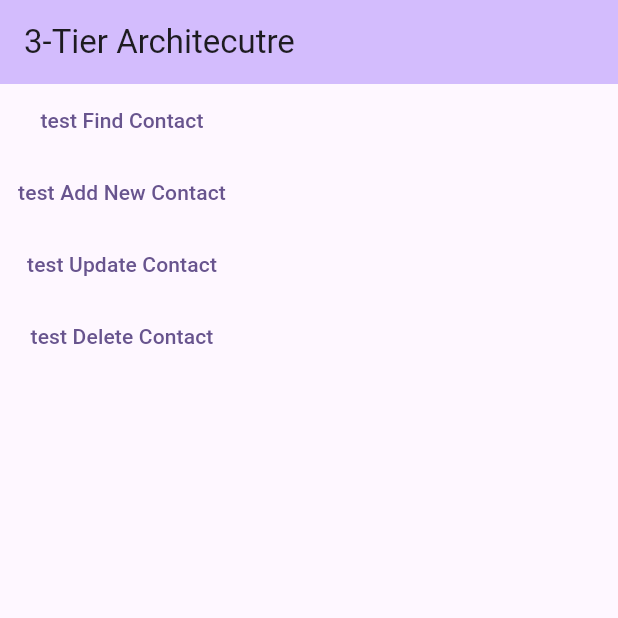
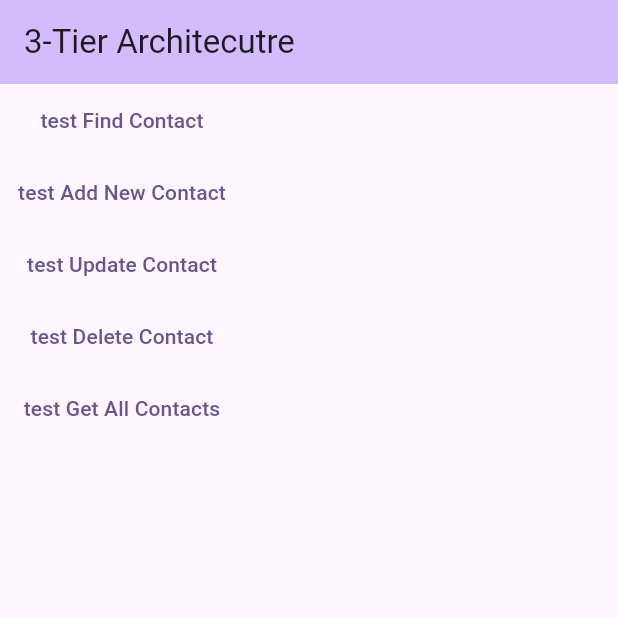
Before and after one commit to engIbrahemQruea/Backend-Database-Architecture, a Flutter app: the screen it shows after launch, on a phone screen of 412 x 824 dp, the top half of it. Run offline on Flutter 3.47's test engine with Material 3 defaults, Android fonts, the phone set to English and light mode, and no system bars; our stand-ins replace sqflite, sqflite_common_ffi; accounts and stored records are empty.

Commit message:
add: 015_ List Contacts

```diff
--- a/database_connectivity/lib/business_logic_layer/business_logic_model.dart
+++ b/database_connectivity/lib/business_logic_layer/business_logic_model.dart
@@ -128,4 +128,9 @@ class BusinessLogicModel {
     int rowsAffected = await DataAccessModel.deleteContact(contactID);
     return rowsAffected > 0;
   }
+
+  static Future<List<BusinessLogicModel>> getAllContacts() async {
+    final dataList = await DataAccessModel.getAllContacts();
+    return dataList.map((data) => BusinessLogicModel.fromMap(data)).toList();
+  }
 }
--- a/database_connectivity/lib/data_access_layer/data_access.dart
+++ b/database_connectivity/lib/data_access_layer/data_access.dart
@@ -102,4 +102,14 @@ class DataAccessModel {
       return 0;
     }
   }
+
+  static Future<List<Map<String, dynamic>>> getAllContacts() async {
+    try {
+      final db = await getDatabase;
+      return await db.query('Contacts');
+    } catch (e) {
+      print('Error fetching all contacts: $e');
+      return [];
+    }
+  }
 }
--- a/database_connectivity/lib/presentation_layer/functions_tests.dart
+++ b/database_connectivity/lib/presentation_layer/functions_tests.dart
@@ -59,4 +59,19 @@ class FunctionsTests {
       print("❌ Failed to Delete Contact.");
     }
   }
+
+  static void testGetAllContacts() async {
+    List<BusinessLogicModel> contacts =
+        await BusinessLogicModel.getAllContacts();
+
+    if (contacts.isEmpty) {
+      print('No contacts found.');
+      return;
+    }
+
+    print('Total Contacts: ${contacts.length}\n');
+    for (var contact in contacts) {
+      print('${contact.firstName} ${contact.lastName} - ${contact.email}');
+    }
+  }
 }
--- a/database_connectivity/lib/presentation_layer/presentation_layer.dart
+++ b/database_connectivity/lib/presentation_layer/presentation_layer.dart
@@ -49,6 +49,12 @@ class MyHomePage extends StatelessWidget {
             },
             child: Text('test Delete Contact'),
           ),
+          TextButton(
+            onPressed: () {
+              FunctionsTests.testGetAllContacts();
+            },
+            child: Text('test Get All Contacts'),
+          ),
         ],
       ),
     );
```
